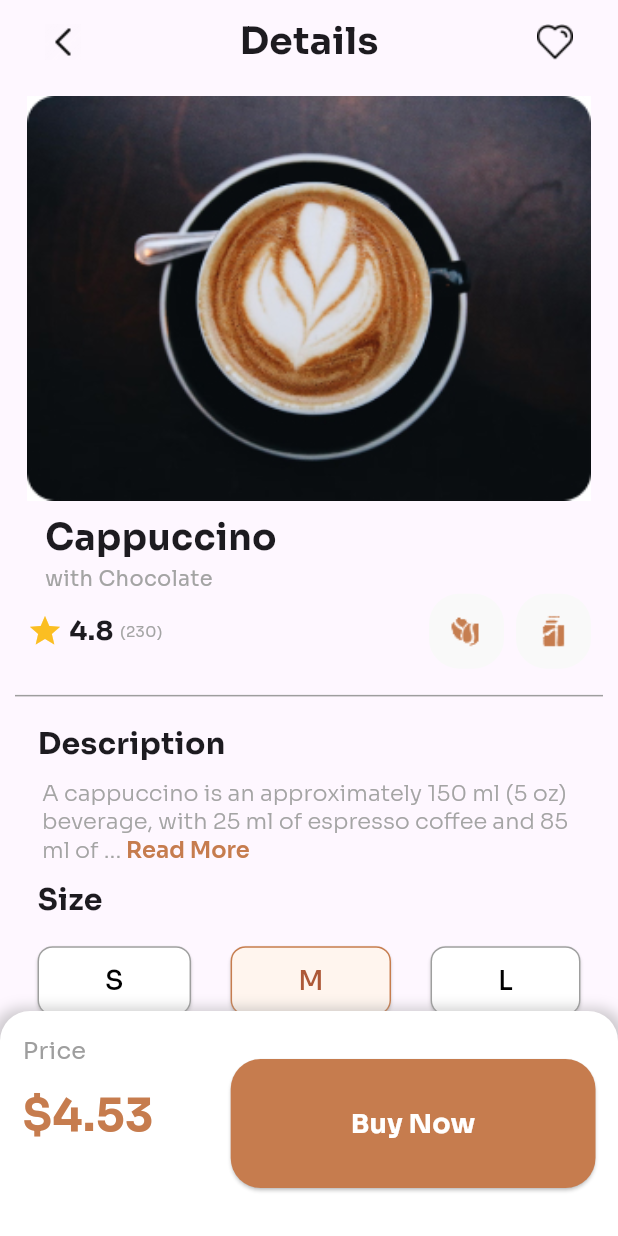
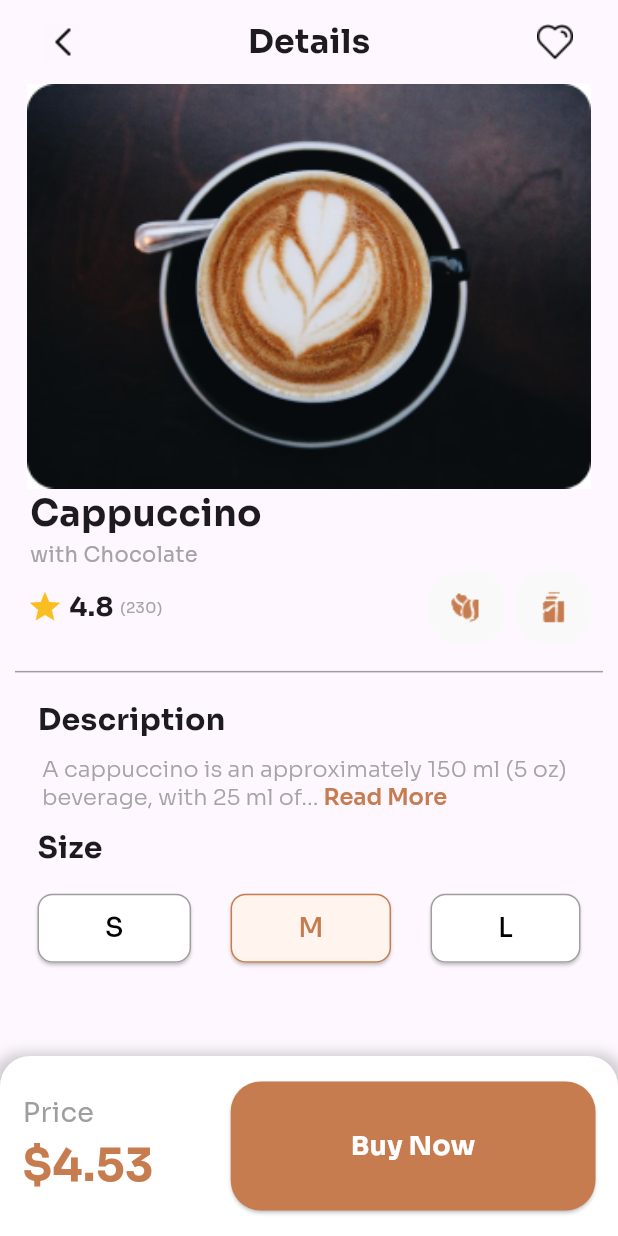
Before and after one commit to samokafor/Cappuccino, a Flutter app: the screen it shows after launch, on a phone screen of 412 x 824 dp. Run offline on Flutter 3.47's test engine with Material 3 defaults, Android fonts, the light colour scheme and no system bars.

Commit message:
Adjusted some colour, padding, and height properties.

```diff
--- a/lib/main.dart
+++ b/lib/main.dart
@@ -26,7 +26,7 @@ class MyApp extends StatelessWidget {
             child: Column(
               children: [
                 Padding(
-                  padding: EdgeInsets.all(8.0),
+                  padding: EdgeInsets.symmetric(horizontal: 8.0),
                   child: ImageSection(
                     imageURL: 'assets/images/Rectangle.jpg',
                   ),
@@ -47,14 +47,14 @@ class MyApp extends StatelessWidget {
                 DecsriptionSection(
                   description:
                       'A cappuccino is an approximately 150 ml (5 oz) beverage, with 25 ml of espresso coffee and 85 ml of fresh milk. The foam, which tops the beverage, consists of steamed milk that has been aerated to create a thick, creamy texture, giving the drink its signature velvety consistency.',
-                  maxLength: 100,
+                  maxLength: 70,
                 ),
                 SizedBox(
                   height: 10,
                 ),
                 SizeSection(),
                 SizedBox(
-                  height: 10,
+                  height: 5,
                 ),
                 // PriceSection(price: 4.53)
               ],
@@ -62,7 +62,7 @@ class MyApp extends StatelessWidget {
           ),
         ),
         bottomNavigationBar: Container(
-          height: 150.0,
+          height: 120.0,
           decoration: BoxDecoration(
             color: Colors.white,
             borderRadius: const BorderRadius.only(
@@ -110,7 +110,7 @@ class AppBarSection extends StatelessWidget {
           Text(
             appBarTitle,
             style: const TextStyle(
-                fontFamily: 'Sora', fontWeight: FontWeight.bold, fontSize: 25),
+                fontFamily: 'Sora', fontWeight: FontWeight.bold, fontSize: 22),
           ),
           Image.asset(
             rightIconImage,
@@ -127,9 +127,9 @@ class ImageSection extends StatelessWidget {
 
   @override
   Widget build(BuildContext context) {
-    return Column(crossAxisAlignment: CrossAxisAlignment.start, children: [
-      Image.asset(
-        imageURL,
+    return Column(crossAxisAlignment: CrossAxisAlignment.start,
+        children: [
+          Image.asset(imageURL,
         width: double.infinity,
         fit: BoxFit.cover,
       )
@@ -150,7 +150,7 @@ class ImageTitleSection extends StatelessWidget {
   @override
   Widget build(BuildContext context) {
     return Padding(
-      padding: const EdgeInsets.only(left: 20),
+      padding: const EdgeInsets.only(left: 10.0),
       child: Row(
         children: [
           Column(
@@ -403,8 +403,8 @@ class SizeChip extends StatelessWidget {
             ? const Color(0xFFFFF5EE)
             : Colors.white,
         onPrimary: isSelected
-            ? const Color.fromARGB(255, 173, 89, 56)
-            : Colors.black, // Change text color based on selection
+            ? const Color(0xFFC67C4E)
+            : Colors.black,
         padding: const EdgeInsets.symmetric(vertical: 10, horizontal: 45),
         shape: RoundedRectangleBorder(
           borderRadius: BorderRadius.circular(10),
@@ -436,13 +436,13 @@ class PriceSection extends StatelessWidget {
             crossAxisAlignment: CrossAxisAlignment
                 .start,
             children: [
+              const SizedBox(
+                height: 10,
+              ),
               const Text(
                 'Price',
                 style: TextStyle(
-                    fontFamily: 'Sora', color: Colors.grey, fontSize: 16),
-              ),
-              const SizedBox(
-                height: 10,
+                    fontFamily: 'Sora', color: Colors.grey, fontSize: 18),
               ),
               Text('\$$price',
                   style: const TextStyle(
--- a/pubspec.yaml
+++ b/pubspec.yaml
@@ -66,11 +66,8 @@ flutter:
 
   assets:
     - assets/images/arrow_left.png
-    - assets/images/bean.jpg
     - assets/images/bean.png
     - assets/images/heart.png
-    - assets/images/heart_icon.jpg
-    - assets/images/milk.jpg
     - assets/images/milk.png
     - assets/images/Rectangle.jpg
 
```
Also changed, not shown: assets/images/arrow_left.jpg (deleted), assets/images/bean.jpg (deleted), assets/images/heart.jpg (deleted), assets/images/heart_icon.jpg (deleted), assets/images/milk.jpg (deleted).
